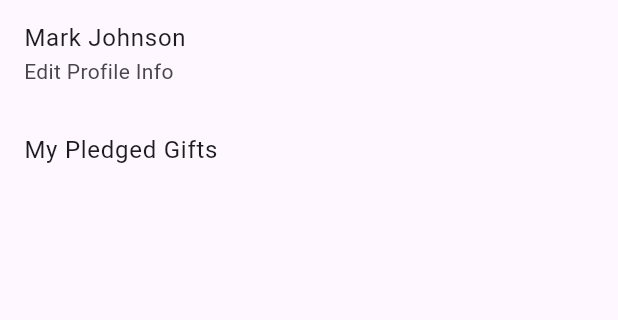
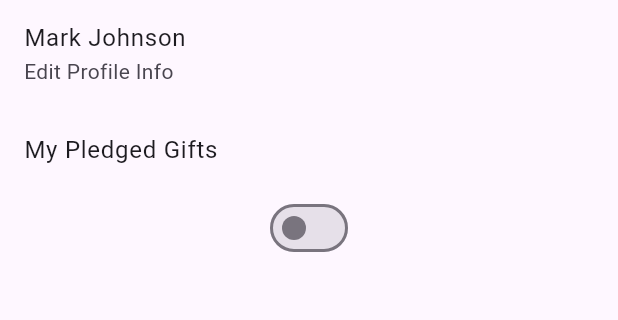
Before and after one commit to silentunicorn249/hedeyety, a Flutter app: the ProfileScreen screen opened by its route, on a phone screen of 412 x 824 dp, the part 234-554 px from its top. Run offline on Flutter 3.47's test engine with Material 3 defaults, Android fonts, the light colour scheme and no system bars; our stand-ins replace shared_preferences, sqflite; accounts and stored records are empty.

Commit message:
Added setting dark theme

```diff
--- a/lib/screens/profile_screen.dart
+++ b/lib/screens/profile_screen.dart
@@ -1,6 +1,30 @@
 import 'package:flutter/material.dart';
+import 'package:hedeyety/providers/ThemeProvider.dart';
+import 'package:provider/provider.dart';
+import 'package:shared_preferences/shared_preferences.dart';
 
-class ProfileScreen extends StatelessWidget {
+class ProfileScreen extends StatefulWidget {
+  @override
+  State<ProfileScreen> createState() => _ProfileScreenState();
+}
+
+class _ProfileScreenState extends State<ProfileScreen> {
+  late SharedPreferences pref;
+
+  @override
+  void initState() {
+    super.initState();
+    _loadTheme();
+  }
+
+  // Load the saved theme from SharedPreferences and set it in the ThemeProvider
+  Future<void> _loadTheme() async {
+    pref = await SharedPreferences.getInstance();
+    bool isDark = pref.getInt("theme") == 1;
+
+    // Set the initial theme in the ThemeProvider
+  }
+
   @override
   Widget build(BuildContext context) {
     return Scaffold(
@@ -22,6 +46,19 @@ class ProfileScreen extends StatelessWidget {
             title: Text('My Pledged Gifts'),
             onTap: () => Navigator.pushNamed(context, '/pledged-gifts'),
           ),
+          Switch(
+            value: Provider.of<ThemeProvider>(context)
+                .isDark, // Use the value from ThemeProvider
+            onChanged: (value) async {
+              // Toggle theme in ThemeProvider
+              await Provider.of<ThemeProvider>(context, listen: false)
+                  .toggleTheme();
+
+              // Save the new theme preference in SharedPreferences
+              SharedPreferences prefs = await SharedPreferences.getInstance();
+              await prefs.setInt("theme", value ? 1 : 0);
+            },
+          ),
         ],
       ),
     );
--- a/pubspec.yaml
+++ b/pubspec.yaml
@@ -38,6 +38,7 @@ dependencies:
   sqflite: ^2.4.1
   path: ^1.9.0
   shared_preferences: ^2.3.3
+  provider: ^6.1.2
 
 dev_dependencies:
   flutter_test:
```
Also changed, not shown: lib/main.dart (+19 -9 lines), lib/providers/ThemeProvider.dart (added, +40 -0 lines), pubspec.lock.
